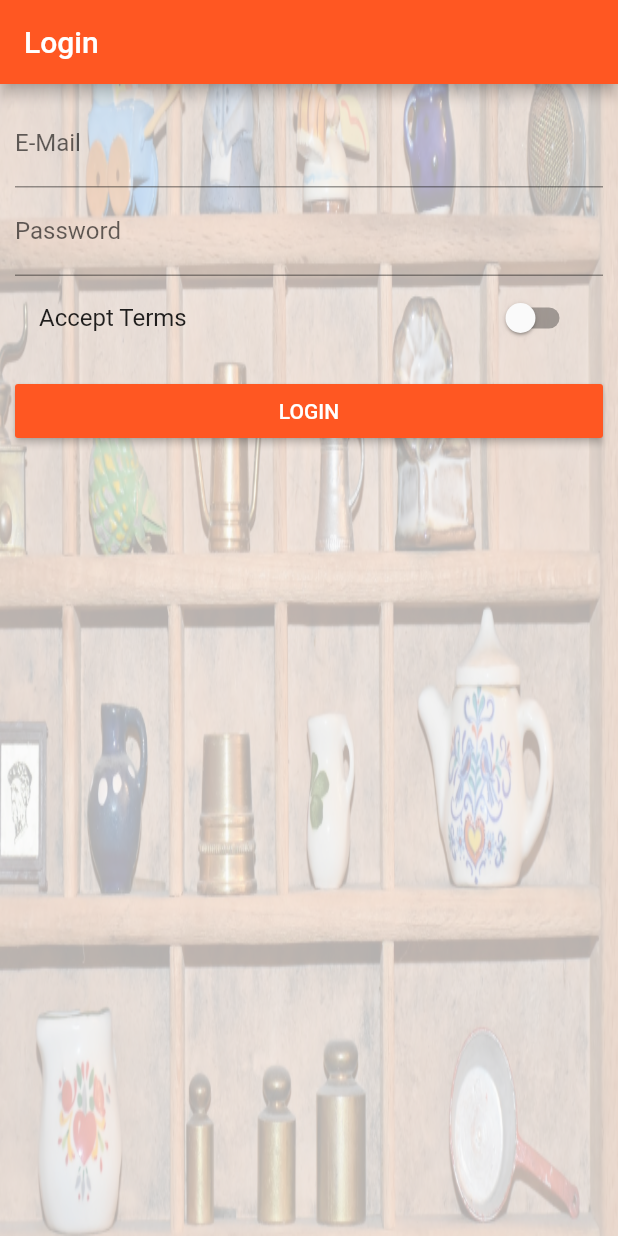
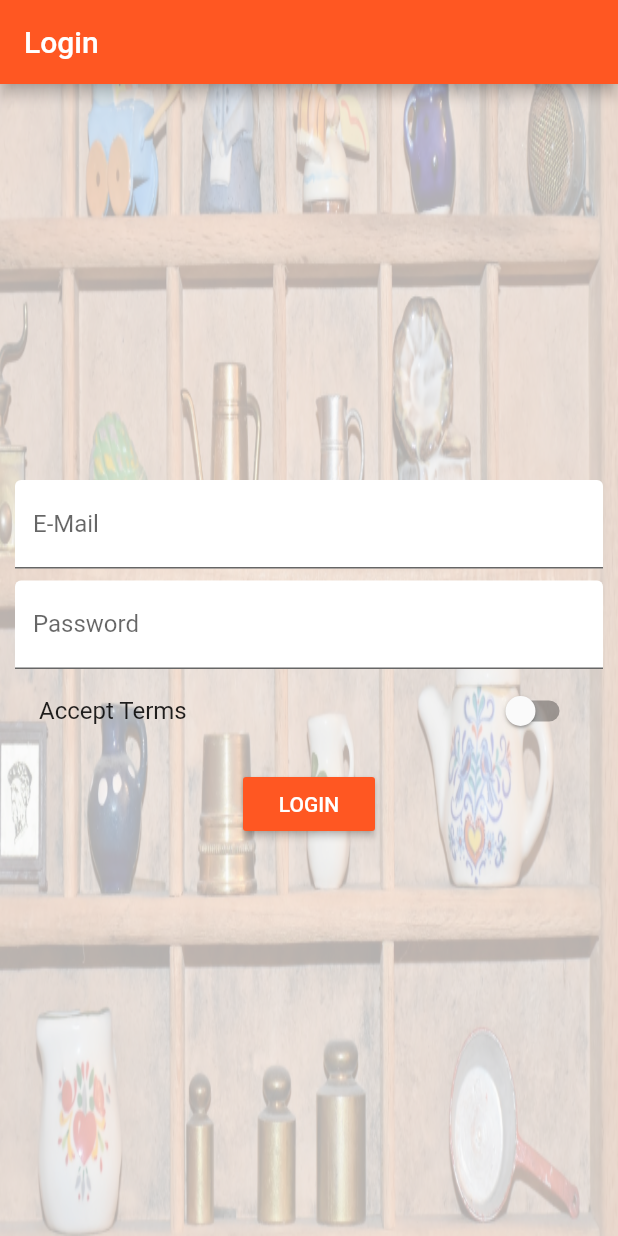
Before and after one commit to diegocuru/flutter-udemy, a Flutter app: the screen it shows after launch, on a phone screen of 412 x 824 dp. Run offline on Flutter 3.47's test engine with Material 2 defaults, Android fonts, the phone set to English and light mode, and no system bars.

Commit message:
Improvements for auht page UI

```diff
--- a/lib/pages/auth.dart
+++ b/lib/pages/auth.dart
@@ -22,17 +22,22 @@ class _AuthPage extends State<AuthPage> {
         decoration: BoxDecoration(
           image: DecorationImage(
             fit: BoxFit.fill,
-            colorFilter: ColorFilter.mode(Colors.black.withOpacity(0.3), BlendMode.dstATop),
+            colorFilter: ColorFilter.mode(
+                Colors.black.withOpacity(0.3), BlendMode.dstATop),
             image: AssetImage('assets/background.jpg'),
           ),
         ),
         padding: EdgeInsets.all(10.0),
-        child: ListView(
+        child: Center(
+          child: SingleChildScrollView(
+            child: Column(
               children: <Widget>[
                 TextField(
                   keyboardType: TextInputType.emailAddress,
                   decoration: InputDecoration(
                     labelText: 'E-Mail',
+                    filled: true,
+                    fillColor: Colors.white,
                   ),
                   onChanged: (String value) {
                     setState(() {
@@ -40,9 +45,12 @@ class _AuthPage extends State<AuthPage> {
                     });
                   },
                 ),
+                SizedBox(height: 8.0),
                 TextField(
                   decoration: InputDecoration(
                     labelText: 'Password',
+                    filled: true,
+                    fillColor: Colors.white,
                   ),
                   obscureText: true,
                   onChanged: (String value) {
@@ -52,6 +60,7 @@ class _AuthPage extends State<AuthPage> {
                   },
                 ),
                 SwitchListTile(
+
                   title: Text('Accept Terms'),
                   value: _acceptTerms,
                   onChanged: (bool value) {
@@ -68,13 +77,18 @@ class _AuthPage extends State<AuthPage> {
                   color: Theme.of(context).primaryColor,
                   textColor: Colors.white,
                   onPressed: () {
-                print('User: ' + _emailValue + ', Password:' + _passwordValue);
+                    print('User: ' +
+                        _emailValue +
+                        ', Password:' +
+                        _passwordValue);
                     Navigator.pushReplacementNamed(context, '/products');
                   },
                 ),
               ],
             ),
           ),
+        ),
+      ),
     );
   }
 }
```
Lines whose indentation alone changed are shown as unchanged.
